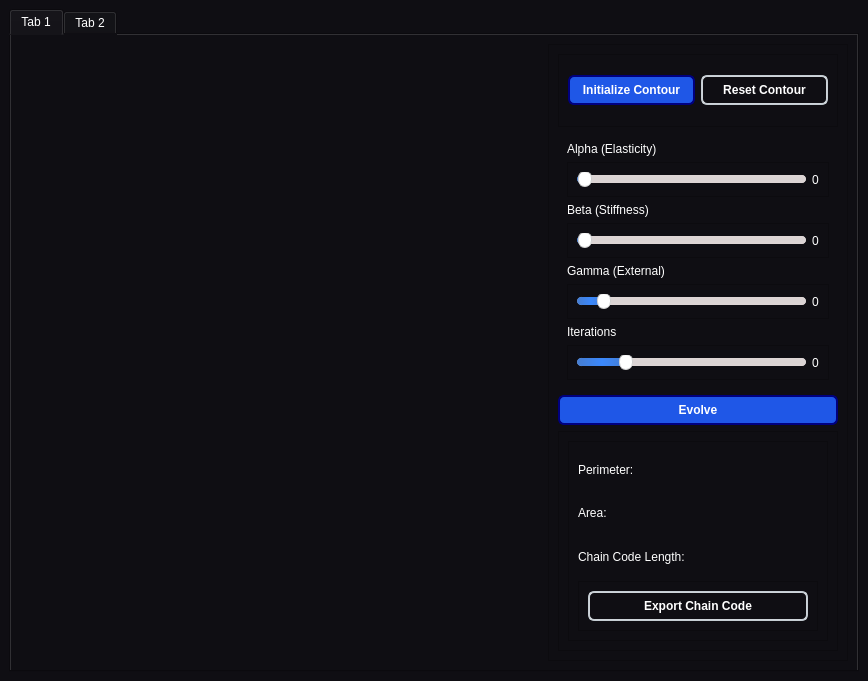
Eagle-E-Y-E/Task2-Edge-Detection, file UI.ui: the form before one commit.
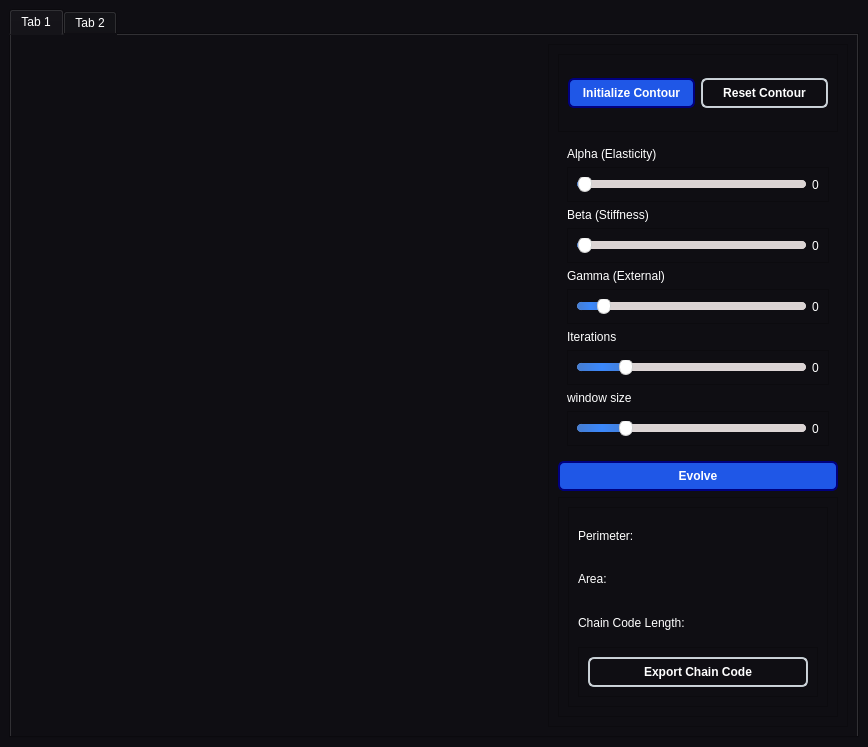
The form after the commit. Icons and pictures are not drawn.

Commit message: added window size

Diff of the .ui file:
```diff
--- a/UI.ui
+++ b/UI.ui
@@ -7,7 +7,7 @@
     <x>0</x>
     <y>0</y>
     <width>868</width>
-    <height>681</height>
+    <height>747</height>
    </rect>
   </property>
   <property name="windowTitle">
@@ -618,6 +618,48 @@
                 </layout>
                </widget>
               </item>
+              <item>
+               <widget class="QLabel" name="label">
+                <property name="text">
+                 <string>window size</string>
+                </property>
+               </widget>
+              </item>
+              <item>
+               <widget class="QFrame" name="frame_13">
+                <property name="frameShape">
+                 <enum>QFrame::StyledPanel</enum>
+                </property>
+                <property name="frameShadow">
+                 <enum>QFrame::Raised</enum>
+                </property>
+                <layout class="QHBoxLayout" name="horizontalLayout_15">
+                 <item>
+                  <widget class="QSlider" name="windowSize_slider">
+                   <property name="minimum">
+                    <number>10</number>
+                   </property>
+                   <property name="maximum">
+                    <number>1000</number>
+                   </property>
+                   <property name="value">
+                    <number>200</number>
+                   </property>
+                   <property name="orientation">
+                    <enum>Qt::Horizontal</enum>
+                   </property>
+                  </widget>
+                 </item>
+                 <item>
+                  <widget class="QLabel" name="windowsize_label">
+                   <property name="text">
+                    <string>0</string>
+                   </property>
+                  </widget>
+                 </item>
+                </layout>
+               </widget>
+              </item>
              </layout>
             </widget>
            </item>
```
Left out of the diff: 2 changed lines with no effect on the pictures.
